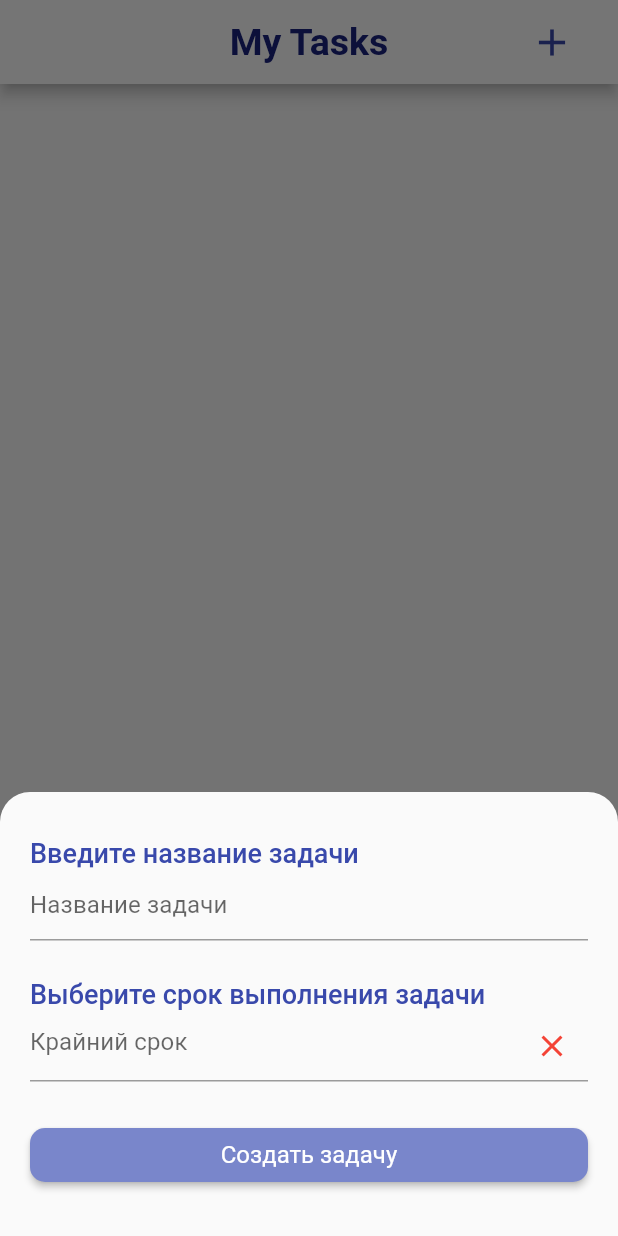
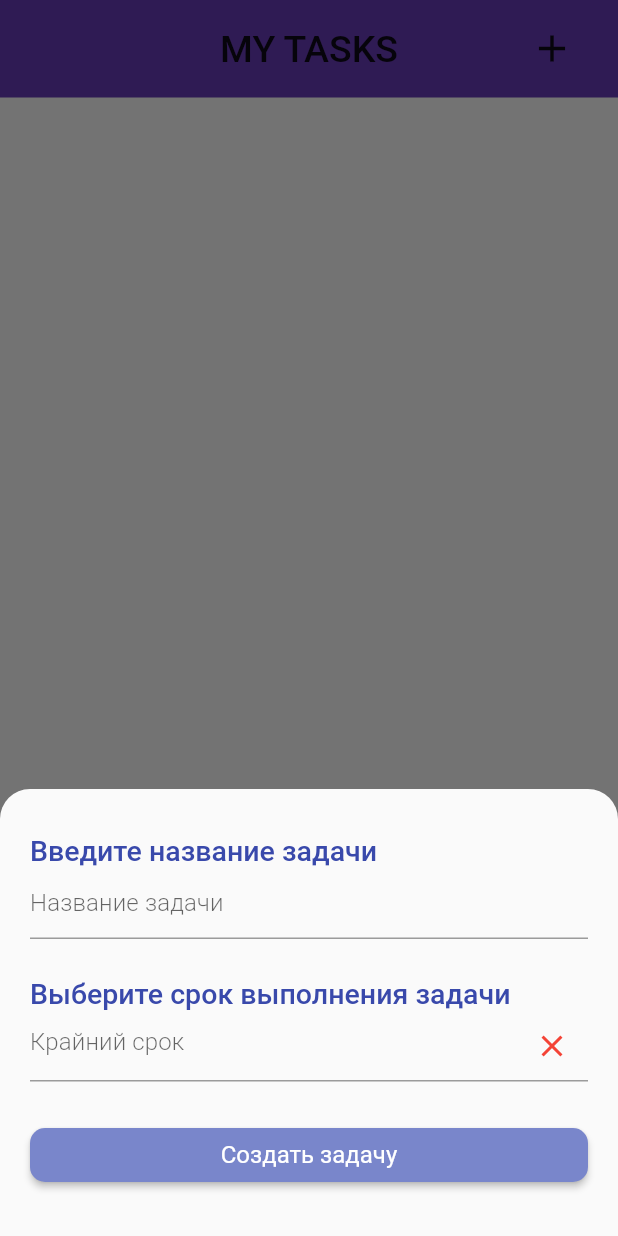
Before and after one commit to yarkaeva/to_do_app, a Flutter app: the screen it shows after launch, after a tap on the "add" icon, on a phone screen of 412 x 824 dp. Run offline on Flutter 3.47's test engine with Material 2 defaults, Android fonts, the phone set to English and light mode, and no system bars; our stand-ins replace flutter_slidable, hive, hive_flutter; accounts and stored records are empty.

Commit message:
Changed theme details.

```diff
--- a/lib/core/theme.dart
+++ b/lib/core/theme.dart
@@ -27,17 +27,17 @@ class CustomTheme {
         ),
         textTheme: const TextTheme(
           bodyLarge: TextStyle(
-            fontSize: 18,
+            fontSize: 19,
             fontWeight: FontWeight.w500,
-            color: Colors.indigo,
+            color: Colors.deepPurple,
           ),
           bodyMedium: TextStyle(
-            fontSize: 16,
-            fontWeight: FontWeight.w500,
+            fontSize: 17,
+            fontWeight: FontWeight.w400,
           ),
           titleSmall: TextStyle(
             fontSize: 16,
-            fontWeight: FontWeight.w400,
+            fontWeight: FontWeight.w300,
             color: Colors.indigo,
           ),
         ),
@@ -51,16 +51,18 @@ class CustomTheme {
         iconTheme: const IconThemeData(color: Colors.red),
         primarySwatch: Colors.indigo,
         appBarTheme: AppBarTheme(
+          elevation: 0,
+          toolbarHeight: 65,
           centerTitle: true,
-          backgroundColor: Colors.white,
-          iconTheme: IconThemeData(
+          backgroundColor: Colors.deepPurple[500],
+          iconTheme: const IconThemeData(
             size: 30,
-            color: Colors.indigo[600],
+            color: Colors.black87,
           ),
-          titleTextStyle: TextStyle(
-            color: Colors.indigo[900],
+          titleTextStyle: const TextStyle(
+            color: Colors.black87,
             fontSize: 25,
-            fontWeight: FontWeight.w700,
+            fontWeight: FontWeight.w500,
           ),
         ),
       );
--- a/lib/features/task/presentation/pages/home_page.dart
+++ b/lib/features/task/presentation/pages/home_page.dart
@@ -34,7 +34,7 @@ class HomePage extends StatelessWidget {
           ),
         ],
         title: const Text(
-          'My Tasks',
+          'MY TASKS',
         ),
       ),
       body: const TasksList(),
```
